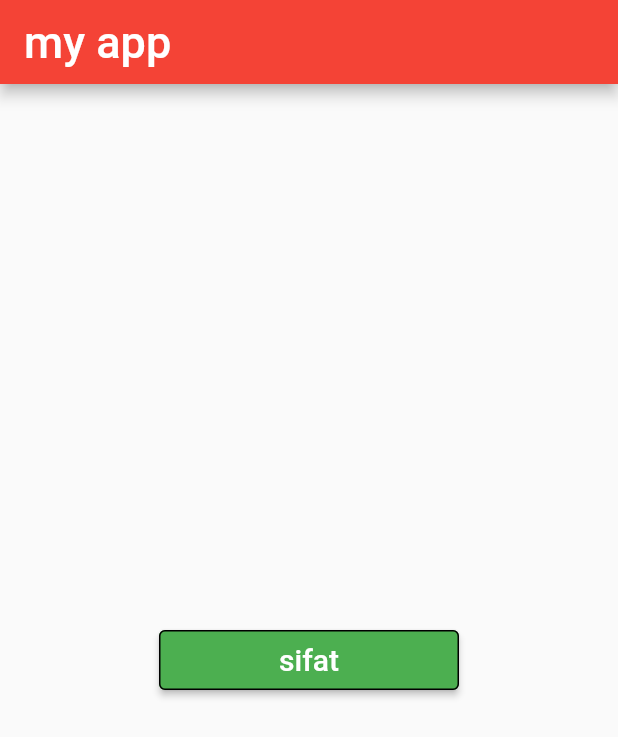
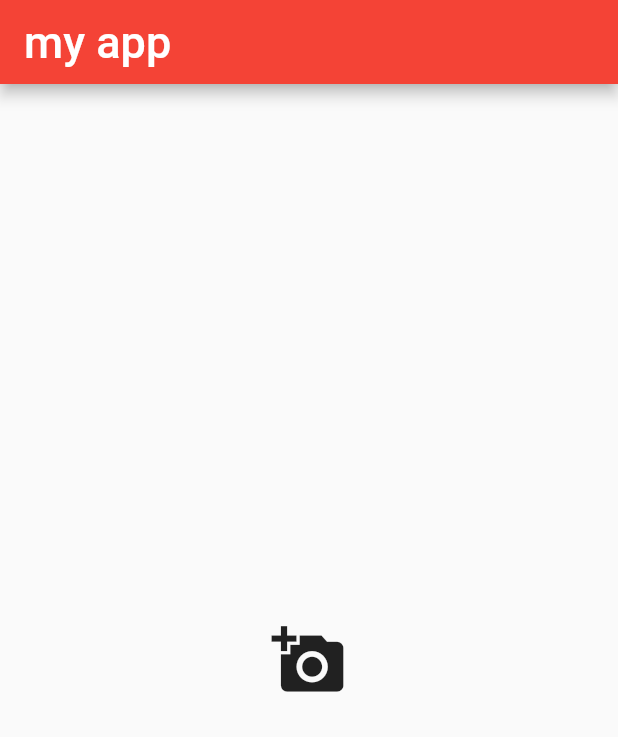
Before and after one commit to TawhidHassan/Flutter-App-StartX, a Flutter app: the screen it shows after launch, on a phone screen of 412 x 824 dp. Shown: the top 737 px of the screen. Run offline on Flutter 3.47's test engine with Material 2 defaults, Android fonts, the phone set to English and light mode, and no system bars.

Commit message:
icon button and his properties

```diff
--- a/lib/main.dart
+++ b/lib/main.dart
@@ -22,22 +22,14 @@ class myapp extends StatelessWidget {
           ),
         ),
         body: Center(
-          child:MaterialButton(
+          child:IconButton(
             onPressed: (){},
-            child: Text("sifat",
-            style: TextStyle(
-              fontSize: 20.0,
+            icon: Icon(
+              Icons.add_a_photo,
             ),
-            ),
-            color: Colors.green,
-            textColor: Colors.white,
-            height: 40.0,
-            minWidth: 200.0,
-              //shape: RoundedRectangleBorder(
-//              borderRadius: BorderRadius.circular(50.0)
-//            )
-//            shape: StadiumBorder()
-          shape: OutlineInputBorder(),
+            iconSize: 50.0,
+            splashColor: Colors.red,
+            tooltip: "add a Photo",
           ),
         ),
       ),
```
